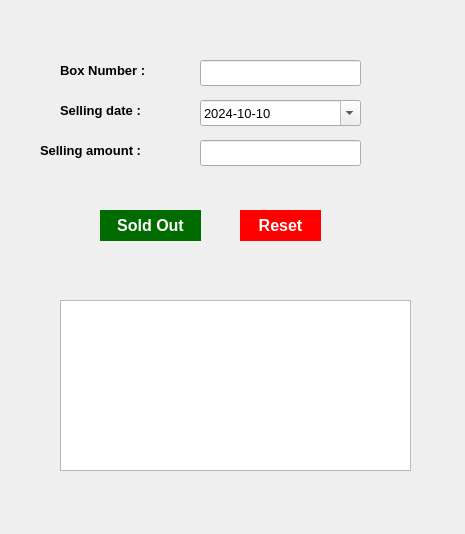
sahariajf/ExpiryGuard, file soldout.ui: the form before one commit.
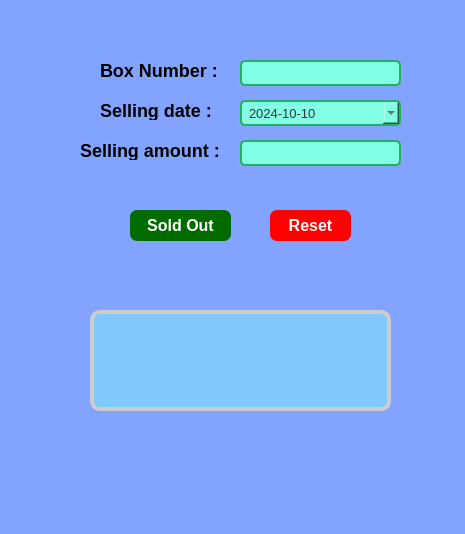
The form after the commit. Icons and pictures are not drawn.

Commit message: ui updated with css and image

Patch:
```diff
--- a/soldout.ui
+++ b/soldout.ui
@@ -16,10 +16,42 @@
   <property name="windowTitle">
    <string>Sold out Box</string>
   </property>
+  <property name="styleSheet">
+   <string notr="true">
+QWidget {
+    background-color: rgb(130, 163, 255);  
+}
+
+QDateEdit {
+    border: 2px solid #27ae60;
+    border-radius: 5px;
+    padding: 5px;
+    background-color: rgb(130, 255, 228);
+    color: #333;
+}
+
+QPushButton:hover {
+    background-color: #c0392b; 
+}
+
+QLineEdit {
+    border: 2px solid #27ae60;
+    border-radius: 5px;
+    padding: 5px;
+    background-color: rgb(130, 255, 228);
+    color: rgb(0, 0, 0);
+}
+
+QLabel {
+  color:rgb(0, 0, 0);
+ font-size: 18px;
+	
+}</string>
+  </property>
   <widget class="QLabel" name="label">
    <property name="geometry">
     <rect>
-     <x>60</x>
+     <x>100</x>
      <y>60</y>
      <width>141</width>
      <height>20</height>
@@ -27,7 +59,7 @@
    </property>
    <property name="font">
     <font>
-     <pointsize>10</pointsize>
+     <pointsize>-1</pointsize>
      <bold>true</bold>
     </font>
    </property>
@@ -38,7 +70,7 @@
   <widget class="QLabel" name="label_2">
    <property name="geometry">
     <rect>
-     <x>60</x>
+     <x>100</x>
      <y>100</y>
      <width>131</width>
      <height>20</height>
@@ -46,7 +78,7 @@
    </property>
    <property name="font">
     <font>
-     <pointsize>10</pointsize>
+     <pointsize>-1</pointsize>
      <bold>true</bold>
     </font>
    </property>
@@ -57,7 +89,7 @@
   <widget class="QLabel" name="label_3">
    <property name="geometry">
     <rect>
-     <x>40</x>
+     <x>80</x>
      <y>140</y>
      <width>141</width>
      <height>20</height>
@@ -65,7 +97,7 @@
    </property>
    <property name="font">
     <font>
-     <pointsize>10</pointsize>
+     <pointsize>-1</pointsize>
      <bold>true</bold>
     </font>
    </property>
@@ -76,7 +108,7 @@
   <widget class="QLineEdit" name="boxNumberIn">
    <property name="geometry">
     <rect>
-     <x>200</x>
+     <x>240</x>
      <y>60</y>
      <width>161</width>
      <height>26</height>
@@ -91,7 +123,7 @@
   <widget class="QLineEdit" name="sellAmountIn">
    <property name="geometry">
     <rect>
-     <x>200</x>
+     <x>240</x>
      <y>140</y>
      <width>161</width>
      <height>26</height>
@@ -106,7 +138,7 @@
   <widget class="QDateEdit" name="sellDateIn">
    <property name="geometry">
     <rect>
-     <x>200</x>
+     <x>240</x>
      <y>100</y>
      <width>161</width>
      <height>26</height>
@@ -134,7 +166,7 @@
   <widget class="QPushButton" name="soldOutBt">
    <property name="geometry">
     <rect>
-     <x>100</x>
+     <x>130</x>
      <y>210</y>
      <width>101</width>
      <height>31</height>
@@ -152,7 +184,12 @@
 border:none;
 color:white;
 background-color:rgb(0, 108, 0);
-border-radius:50px;
+border-radius: 7px;
+
+}
+
+QPushButton:hover {
+    background-color: rgb(0, 34, 0); 
 }</string>
    </property>
    <property name="text">
@@ -162,7 +199,7 @@
   <widget class="QPushButton" name="ResetBt">
    <property name="geometry">
     <rect>
-     <x>240</x>
+     <x>270</x>
      <y>210</y>
      <width>81</width>
      <height>31</height>
@@ -180,41 +217,69 @@
 border:none;
 color:white;
 background-color:red;
-border-radius:30px;
+border-radius: 7px;
+}
+
+QPushButton:hover {
+    background-color: rgb(85, 0, 0); 
 }</string>
    </property>
    <property name="text">
     <string>Reset</string>
    </property>
   </widget>
-  <widget class="QListView" name="showdetails">
+  <widget class="QTextEdit" name="showResult">
    <property name="geometry">
     <rect>
-     <x>60</x>
-     <y>300</y>
-     <width>351</width>
-     <height>171</height>
+     <x>90</x>
+     <y>310</y>
+     <width>301</width>
+     <height>101</height>
     </rect>
    </property>
    <property name="font">
     <font>
-     <family>Lucida Sans</family>
-     <pointsize>12</pointsize>
+     <family>Lima Bosonto Unicode</family>
+     <pointsize>-1</pointsize>
     </font>
    </property>
-   <property name="autoFillBackground">
-    <bool>true</bool>
+   <property name="styleSheet">
+    <string notr="true">QTextEdit {
+    border: 4px solid #ccc; 
+    border-radius: 10px; 
+    padding: 5px; 
+    font-size: 14px; 
+    color: rgb(165, 0, 0);
+    background-color: rgb(129, 200, 255);
+}</string>
    </property>
-   <property name="isWrapping" stdset="0">
-    <bool>true</bool>
+  </widget>
+  <widget class="QLabel" name="label_4">
+   <property name="geometry">
+    <rect>
+     <x>80</x>
+     <y>250</y>
+     <width>381</width>
+     <height>281</height>
+    </rect>
    </property>
-   <property name="wordWrap">
-    <bool>true</bool>
+   <property name="styleSheet">
+    <string notr="true">image: url(:/main1/Picture3.png);</string>
    </property>
-   <property name="itemAlignment">
-    <set>Qt::AlignCenter</set>
+   <property name="text">
+    <string> </string>
    </property>
   </widget>
+  <zorder>label_4</zorder>
+  <zorder>label</zorder>
+  <zorder>label_2</zorder>
+  <zorder>label_3</zorder>
+  <zorder>boxNumberIn</zorder>
+  <zorder>sellAmountIn</zorder>
+  <zorder>sellDateIn</zorder>
+  <zorder>soldOutBt</zorder>
+  <zorder>ResetBt</zorder>
+  <zorder>showResult</zorder>
  </widget>
  <resources/>
  <connections/>
```
The commit also changes 10 other files.
